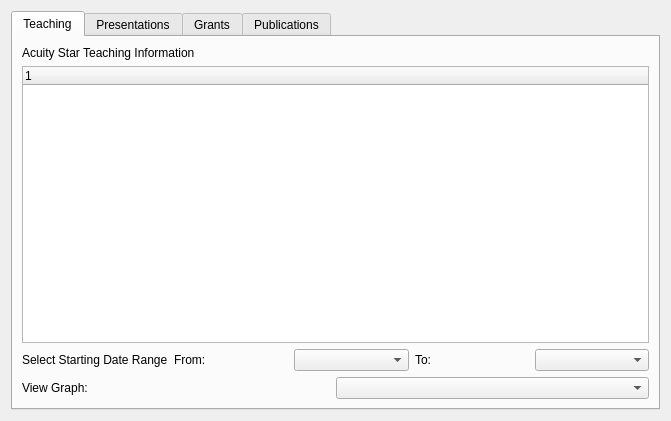
This is Windows/summary_window.ui in mshubat-forked/cs3307-group-project as Qt 5 draws it before an edit. The edited form follows.
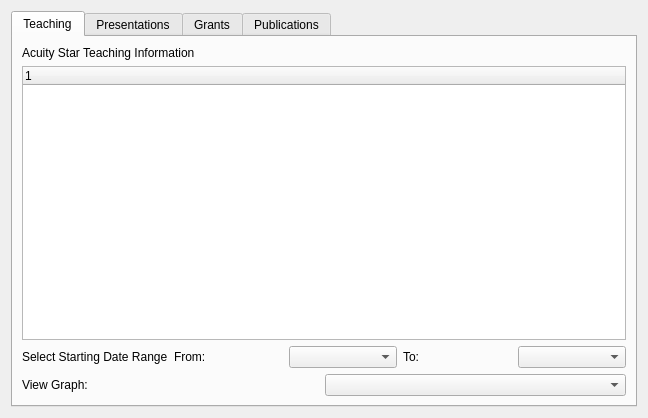
This is the edited form. The open tabs and pages were chosen to show the change.

Commit message: renamed teaching window ui elements

The edit to the form file:
```diff
--- a/Windows/summary_window.ui
+++ b/Windows/summary_window.ui
@@ -6,8 +6,8 @@
    <rect>
     <x>0</x>
     <y>0</y>
-    <width>671</width>
-    <height>421</height>
+    <width>648</width>
+    <height>418</height>
    </rect>
   </property>
   <property name="windowTitle">
```
Left out of the diff: 2 changed lines with no effect on the pictures. The commit also changes 1 other file.
